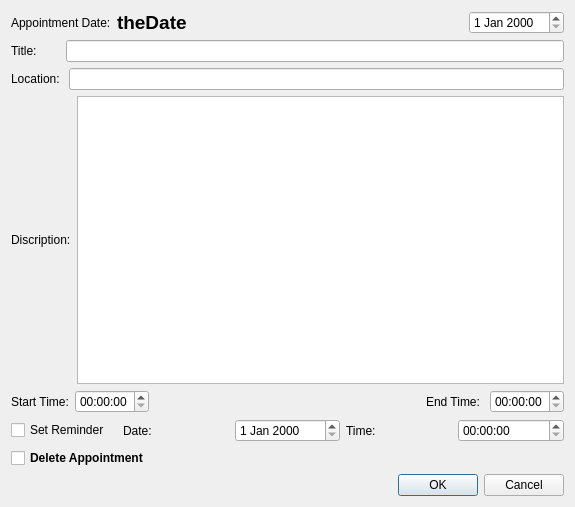
Above: src/dialogappointment.ui from lxqt/organizer before the change. Below: the same form after it.
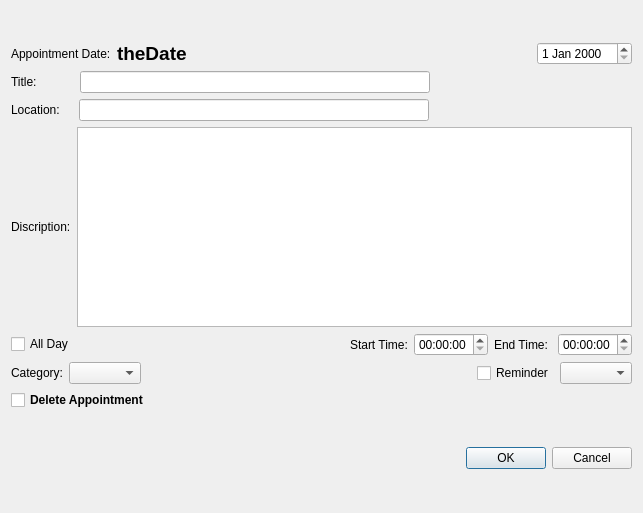
That is the form after the change.

Patch:
```diff
--- a/src/dialogappointment.ui
+++ b/src/dialogappointment.ui
@@ -6,8 +6,8 @@
    <rect>
     <x>0</x>
     <y>0</y>
-    <width>575</width>
-    <height>507</height>
+    <width>643</width>
+    <height>513</height>
    </rect>
   </property>
   <property name="windowTitle">
@@ -17,7 +17,7 @@
    <item row="0" column="0">
     <layout class="QVBoxLayout" name="verticalLayout">
      <item>
-      <layout class="QHBoxLayout" name="horizontalLayout">
+      <layout class="QHBoxLayout" name="horizontalLayout_2">
        <item>
         <widget class="QLabel" name="labelDate">
          <property name="text">
@@ -58,11 +58,11 @@
       </layout>
      </item>
      <item>
-      <layout class="QHBoxLayout" name="horizontalLayout_2">
+      <layout class="QHBoxLayout" name="horizontalLayout_3">
        <item>
         <widget class="QLabel" name="labelTitle">
          <property name="text">
-          <string>Title:       </string>
+          <string>Title:           </string>
          </property>
         </widget>
        </item>
@@ -70,20 +70,39 @@
         <widget class="QLineEdit" name="lineEditTitle">
          <property name="minimumSize">
           <size>
-           <width>400</width>
+           <width>350</width>
            <height>0</height>
           </size>
          </property>
+         <property name="maximumSize">
+          <size>
+           <width>350</width>
+           <height>16777215</height>
+          </size>
+         </property>
         </widget>
        </item>
+       <item>
+        <spacer name="horizontalSpacer_5">
+         <property name="orientation">
+          <enum>Qt::Horizontal</enum>
+         </property>
+         <property name="sizeHint" stdset="0">
+          <size>
+           <width>40</width>
+           <height>20</height>
+          </size>
+         </property>
+        </spacer>
+       </item>
       </layout>
      </item>
      <item>
-      <layout class="QHBoxLayout" name="horizontalLayout_3">
+      <layout class="QHBoxLayout" name="horizontalLayout_4">
        <item>
         <widget class="QLabel" name="labelLocation">
          <property name="text">
-          <string>Location: </string>
+          <string>Location:    </string>
          </property>
         </widget>
        </item>
@@ -91,16 +110,35 @@
         <widget class="QLineEdit" name="lineEditLocation">
          <property name="minimumSize">
           <size>
-           <width>400</width>
+           <width>350</width>
            <height>0</height>
           </size>
          </property>
+         <property name="maximumSize">
+          <size>
+           <width>350</width>
+           <height>16777215</height>
+          </size>
+         </property>
         </widget>
        </item>
+       <item>
+        <spacer name="horizontalSpacer_6">
+         <property name="orientation">
+          <enum>Qt::Horizontal</enum>
+         </property>
+         <property name="sizeHint" stdset="0">
+          <size>
+           <width>40</width>
+           <height>20</height>
+          </size>
+         </property>
+        </spacer>
+       </item>
       </layout>
      </item>
      <item>
-      <layout class="QHBoxLayout" name="horizontalLayout_4">
+      <layout class="QHBoxLayout" name="horizontalLayout_5">
        <item>
         <widget class="QLabel" name="labelDescription">
          <property name="text">
@@ -116,12 +154,38 @@
            <height>0</height>
           </size>
          </property>
+         <property name="maximumSize">
+          <size>
+           <width>16777215</width>
+           <height>200</height>
+          </size>
+         </property>
         </widget>
        </item>
       </layout>
      </item>
      <item>
-      <layout class="QHBoxLayout" name="horizontalLayout_5">
+      <layout class="QHBoxLayout" name="horizontalLayout">
+       <item>
+        <widget class="QCheckBox" name="checkBoxAllDay">
+         <property name="text">
+          <string>All Day</string>
+         </property>
+        </widget>
+       </item>
+       <item>
+        <spacer name="horizontalSpacer">
+         <property name="orientation">
+          <enum>Qt::Horizontal</enum>
+         </property>
+         <property name="sizeHint" stdset="0">
+          <size>
+           <width>40</width>
+           <height>20</height>
+          </size>
+         </property>
+        </spacer>
+       </item>
        <item>
         <widget class="QLabel" name="labelStarts">
          <property name="text">
@@ -132,19 +196,6 @@
        <item>
         <widget class="QTimeEdit" name="timeEditStartTime"/>
        </item>
-       <item>
-        <spacer name="horizontalSpacer">
-         <property name="orientation">
-          <enum>Qt::Horizontal</enum>
-         </property>
-         <property name="sizeHint" stdset="0">
-          <size>
-           <width>40</width>
-           <height>20</height>
-          </size>
-         </property>
-        </spacer>
-       </item>
        <item>
         <widget class="QLabel" name="labelEndTime">
          <property name="text">
@@ -159,32 +210,38 @@
      </item>
      <item>
       <layout class="QHBoxLayout" name="horizontalLayout_6">
+       <item>
+        <widget class="QLabel" name="labelCategory">
+         <property name="text">
+          <string>Category:</string>
+         </property>
+        </widget>
+       </item>
+       <item>
+        <widget class="QComboBox" name="comboBoxCategory"/>
+       </item>
+       <item>
+        <spacer name="horizontalSpacer_4">
+         <property name="orientation">
+          <enum>Qt::Horizontal</enum>
+         </property>
+         <property name="sizeHint" stdset="0">
+          <size>
+           <width>40</width>
+           <height>20</height>
+          </size>
+         </property>
+        </spacer>
+       </item>
        <item>
         <widget class="QCheckBox" name="checkBoxReminder">
          <property name="text">
-          <string>Set Reminder</string>
+          <string>Reminder</string>
          </property>
         </widget>
        </item>
        <item>
-        <widget class="QLabel" name="labelReminderDate">
-         <property name="text">
-          <string>Date:</string>
-         </property>
-        </widget>
-       </item>
-       <item>
-        <widget class="QDateEdit" name="dateEditReminder"/>
-       </item>
-       <item>
-        <widget class="QLabel" name="labelReminderTime">
-         <property name="text">
-          <string>Time:</string>
-         </property>
-        </widget>
-       </item>
-       <item>
-        <widget class="QTimeEdit" name="timeEditReminder"/>
+        <widget class="QComboBox" name="comboBoxReminder"/>
        </item>
       </layout>
      </item>
```
